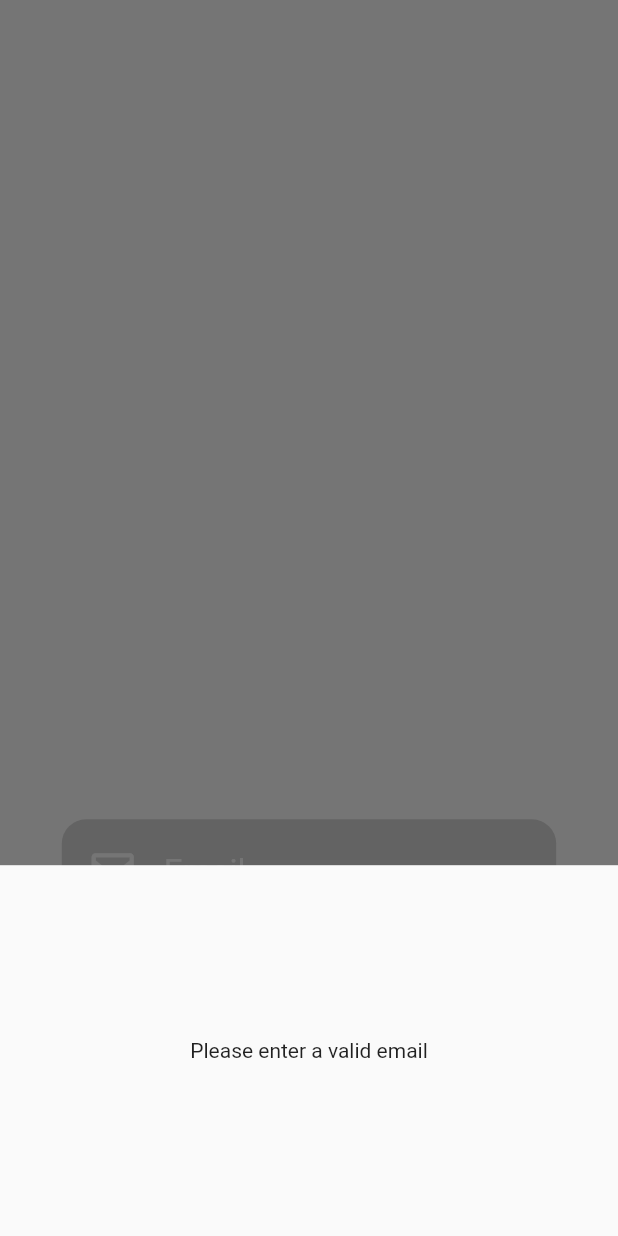
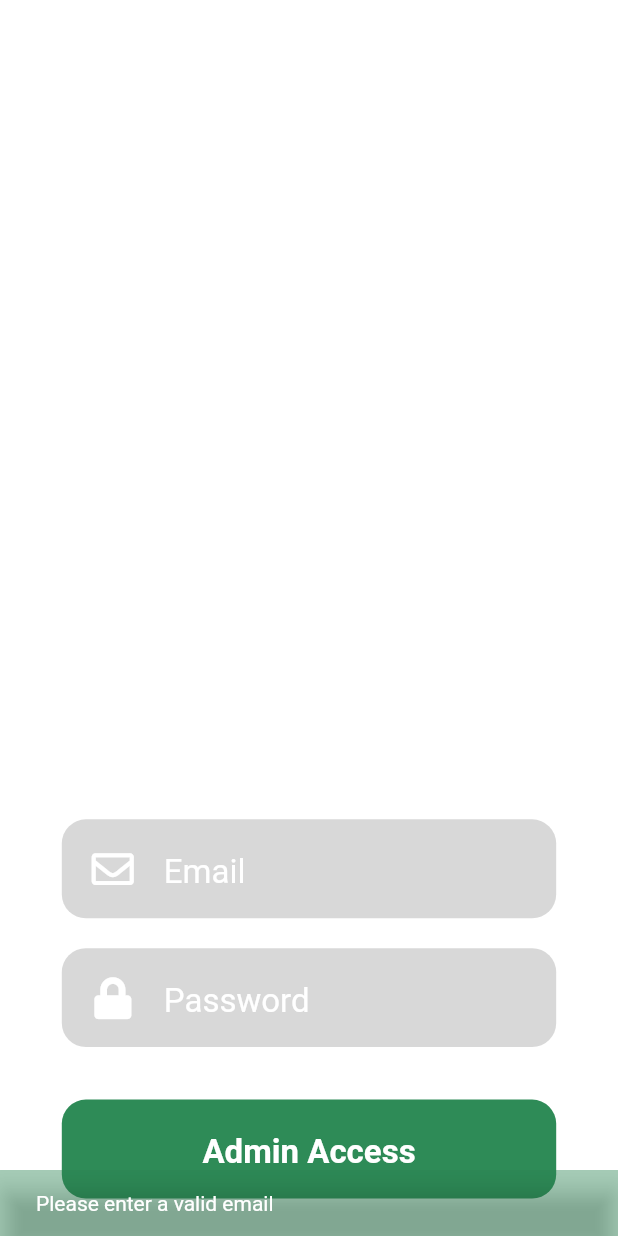
Before and after one commit to divy2209/door_shop_admin, a Flutter app: the screen it shows after launch, after a tap on "Admin Access", on a phone screen of 412 x 824 dp. Run offline on Flutter 3.47's test engine with Material 2 defaults, Android fonts, the phone set to English and light mode, and no system bars; our stand-ins replace cloud_firestore, firebase_auth, firebase_core, flutter_spinkit, font_awesome_flutter, shared_preferences and 1 more; accounts and stored records are empty.

Commit message:
fixed login logic and code refactoring

```diff
--- a/lib/main.dart
+++ b/lib/main.dart
@@ -1,10 +1,12 @@
 import 'package:door_shop_admin/services/admin_autherization/admin_user.dart';
 import 'package:door_shop_admin/services/admin_autherization/authorization.dart';
 import 'package:door_shop_admin/services/admin_autherization/wrapper.dart';
+import 'package:door_shop_admin/services/config.dart';
 import 'package:firebase_core/firebase_core.dart';
 import 'package:flutter/material.dart';
 import 'package:flutter/services.dart';
 import 'package:provider/provider.dart';
+import 'package:shared_preferences/shared_preferences.dart';
 
 // TODO: Autocorrect functionality
 // TODO: Check on the flash screen
@@ -22,6 +24,8 @@ Future<void> main() async {
     DeviceOrientation.portraitUp,
     DeviceOrientation.portraitDown
   ]);
+
+  DoorShopAdmin.sharedPreferences = await SharedPreferences.getInstance();
   runApp(MyApp());
 
 }
--- a/lib/screens/addition.dart
+++ b/lib/screens/addition.dart
@@ -4,7 +4,6 @@ import 'package:door_shop_admin/services/crop_profiling/crop_data.dart';
 import 'package:door_shop_admin/services/utility.dart';
 import 'package:flutter/material.dart';
 import 'package:flutter/services.dart';
-import 'package:fluttertoast/fluttertoast.dart';
 import 'package:font_awesome_flutter/font_awesome_flutter.dart';
 
 // TODO: replace the dark background
@@ -38,8 +37,8 @@ class _CropAdditionState extends State<CropAddition> {
   @override
   Widget build(BuildContext context) {
     Size size = MediaQuery.of(context).size;
-    return Listener(
-      onPointerDown: (_) {
+    return GestureDetector(
+      onTap: () {
         FocusScopeNode currentFocus = FocusScope.of(context);
         if (!currentFocus.hasPrimaryFocus && currentFocus.focusedChild != null) {
           currentFocus.focusedChild.unfocus();
@@ -247,7 +246,7 @@ class _CropAdditionState extends State<CropAddition> {
                             onPressed: () async {
                               if(identifier != null && cropName != null && price != null && quantity != null && unit != null){
                                 await CropDatabase().addupdateCropData(identifier: identifier, name: cropName, price: price, quantity: quantity, perUnit: unit);
-                                Fluttertoast.showToast(
+                                /*Fluttertoast.showToast(
                                   msg: '$cropName Added',
                                   toastLength: Toast.LENGTH_SHORT,
                                   gravity: ToastGravity.BOTTOM,
@@ -255,7 +254,7 @@ class _CropAdditionState extends State<CropAddition> {
                                   backgroundColor: Colors.grey[400],
                                   textColor: Palette.primaryColor,
                                   fontSize: 16
-                                );
+                                );*/
                                 _clear();
                               }
                             },
--- a/lib/screens/login.dart
+++ b/lib/screens/login.dart
@@ -1,8 +1,11 @@
 import 'package:door_shop_admin/services/admin_autherization/authorization.dart';
+import 'package:door_shop_admin/services/config.dart';
 import 'package:door_shop_admin/services/utility.dart';
 import 'package:door_shop_admin/services/admin_autherization/validate.dart';
 import 'package:door_shop_admin/widgets/loading.dart';
+import 'package:door_shop_admin/widgets/text_field.dart';
 import 'package:flutter/material.dart';
+import 'package:font_awesome_flutter/font_awesome_flutter.dart';
 
 // TODO: Door shop admin text not centered
 // TODO: add a sizedbox at the end
@@ -20,11 +23,14 @@ class _LoginPageState extends State<LoginPage> {
   static String email;
   static String password;
 
+  TextEditingController _emailController = TextEditingController();
+  TextEditingController _passwordController = TextEditingController();
+
   @override
   Widget build(BuildContext context) {
     Size size = MediaQuery.of(context).size;
-    return loading ? Loading() : Listener(
-      onPointerDown: (_){
+    return loading ? Loading() : GestureDetector(
+      onTap: (){
         FocusScopeNode currentFocus = FocusScope.of(context);
         if (!currentFocus.hasPrimaryFocus && currentFocus.focusedChild != null) {
           currentFocus.focusedChild.unfocus();
@@ -53,43 +59,20 @@ class _LoginPageState extends State<LoginPage> {
                   child: Column(
                     crossAxisAlignment: CrossAxisAlignment.end,
                     children: [
-                      Padding(
-                        padding: const EdgeInsets.symmetric(vertical: 10),
-                        child: Container(
-                          height: size.height * 0.08,
-                          width: size.width * 0.8,
-                          decoration: Palette.textBoxDeco,
-                          child: Center(
-                            child: TextFormField(
-                              decoration: TextFieldInputDecoration.emailField,
-                              onChanged: (value){
-                                email = value.trim();
-                              },
-                              style: Palette.loginTextStyle,
-                              keyboardType: TextInputType.emailAddress,
-                              textInputAction: TextInputAction.next,
-                            ),
-                          ),
-                        ),
+                      InputField(
+                        isObscure: false,
+                        inputAction: TextInputAction.next,
+                        inputType: TextInputType.emailAddress,
+                        icon: FontAwesomeIcons.envelope,
+                        hintText: 'Email',
+                        controller: _emailController,
                       ),
-                      Padding(
-                        padding: const EdgeInsets.symmetric(vertical: 10),
-                        child: Container(
-                          height: size.height * 0.08,
-                          width: size.width * 0.8,
-                          decoration: Palette.textBoxDeco,
-                          child: Center(
-                            child: TextFormField(
-                              decoration: TextFieldInputDecoration.passwordField,
-                              onChanged: (value){
-                                password = value;
-                              },
-                              obscureText: true,
-                              style: Palette.loginTextStyle,
-                              textInputAction: TextInputAction.done,
-                            ),
-                          ),
-                        ),
+                      InputField(
+                        hintText: 'Password',
+                        icon: FontAwesomeIcons.lock,
+                        inputAction: TextInputAction.done,
+                        isObscure: true,
+                        controller: _passwordController,
                       ),
                       SizedBox(
                         height: 25,
@@ -100,13 +83,35 @@ class _LoginPageState extends State<LoginPage> {
                         decoration: Palette.buttonBoxDecoration,
                         child: TextButton(
                           onPressed: () async {
+                            email = DoorShopAdmin.sharedPreferences.getString('email');
+                            password = DoorShopAdmin.sharedPreferences.getString('password');
                             String showError = CredentialValidation().loginValidation(email: email, password: password);
                             if(showError == null){
                               setState(() {
                                 loading = true;
                               });
                               dynamic result = await _authorization.adminLogin(email: email, password: password);
-                              if (result == null){
+                              if (result == 505284406 || result == 185768934){
+                                setState(() {
+                                  loading = false;
+                                  if(result == 505284406){
+                                    showError = "Not a Admin Email!";
+                                  } else {
+                                    showError = "Incorrect password!";
+                                  }
+                                });
+                              }
+                            }
+                            if(showError != null){
+                              ScaffoldMessenger.of(context).showSnackBar(
+                                  SnackBar(
+                                    content: Text(showError),
+                                    backgroundColor: Palette.primaryColor.withOpacity(0.4),
+                                    duration: Duration(seconds: 5),
+                                  )
+                              );
+                            }
+                              /*if (result == null){
                                 setState(() {
                                   loading = false;
                                   print('Error');
@@ -132,7 +137,7 @@ class _LoginPageState extends State<LoginPage> {
                                   );
                                 }
                               );
-                            }
+                            }*/
                           },
                           child: Text(
                             'Admin Access',
--- a/lib/screens/updation.dart
+++ b/lib/screens/updation.dart
@@ -23,8 +23,8 @@ class _CropUpdationState extends State<CropUpdation> {
     final crops = Provider.of<List<CropId>>(context);
     final List<String> cropList = crops.cast<String>().toList();
     Size size = MediaQuery.of(context).size;
-    return Listener(
-      onPointerDown: (_) {
+    return GestureDetector(
+      onTap: () {
         FocusScopeNode currentFocus = FocusScope.of(context);
         if (!currentFocus.hasPrimaryFocus && currentFocus.focusedChild != null) {
           currentFocus.focusedChild.unfocus();
--- a/lib/services/admin_autherization/authorization.dart
+++ b/lib/services/admin_autherization/authorization.dart
@@ -22,7 +22,7 @@ class AuthorizationService{
 
     } catch (e) {
       print(e.toString());
-      return null;
+      return e.hashCode;
     }
   }
 
--- /dev/null
+++ b/lib/services/config.dart
@@ -0,0 +1,13 @@
+import 'package:shared_preferences/shared_preferences.dart';
+
+class DoorShopAdmin {
+  static SharedPreferences sharedPreferences;
+
+  static final String userProfile = 'profile';
+
+  //static final String name = 'name';
+  //static final String userID = 'uid';
+  static final String email = 'email';
+  static final String password = 'password';
+  //static final String phone = 'phone number';
+}
--- /dev/null
+++ b/lib/widgets/text_field.dart
@@ -0,0 +1,71 @@
+import 'package:door_shop_admin/services/config.dart';
+import 'package:door_shop_admin/services/utility.dart';
+import 'package:flutter/material.dart';
+import 'package:flutter/services.dart';
+
+class InputField extends StatelessWidget {
+
+  final TextEditingController controller;
+  final TextInputType inputType;
+  final TextInputAction inputAction;
+  final bool isObscure;
+  final IconData icon;
+  final String hintText;
+  final FilteringTextInputFormatter inputFormat;
+  final dynamic arr;
+
+  const InputField({
+    Key key,
+    @required this.isObscure,
+    @required this.inputAction,
+    this.inputType,
+    @required this.controller,
+    @required this.icon,
+    @required this.hintText,
+    this.inputFormat,
+    this.arr,
+  }) : super(key: key);
+
+  @override
+  Widget build(BuildContext context) {
+    Size size = MediaQuery.of(context).size;
+    return Padding(
+      padding: const EdgeInsets.symmetric(vertical: 10),
+      child: Container(
+        height: size.height * 0.08,
+        width: size.width * 0.8,
+        decoration: Palette.textBoxDeco,
+        child: Center(
+            child: TextFormField(
+              controller: controller,
+              decoration: InputDecoration(
+                  border: InputBorder.none,
+                  prefixIcon: Padding(
+                    padding: EdgeInsets.symmetric(horizontal: 20),
+                    child: Icon(
+                      icon,
+                      size: 28,
+                      color: Colors.white,
+                    ),
+                  ),
+                  hintText: hintText,
+                  hintStyle: Palette.loginTextStyle
+              ),
+              onChanged: (value){
+                if(hintText == 'Email'){
+                  DoorShopAdmin.sharedPreferences.setString(DoorShopAdmin.email, value.trim());
+                } else if(hintText == 'Password'){
+                  DoorShopAdmin.sharedPreferences.setString(DoorShopAdmin.password, value);
+                }
+              },
+              style: Palette.loginTextStyle,
+              obscureText: isObscure,
+              keyboardType: inputType,
+              textInputAction: inputAction,
+              inputFormatters: [inputFormat ?? FilteringTextInputFormatter.singleLineFormatter],
+            )
+        ),
+      ),
+    );
+  }
+}
```
Also changed, not shown: pubspec.yaml (+6 -7 lines), pubspec.lock.
